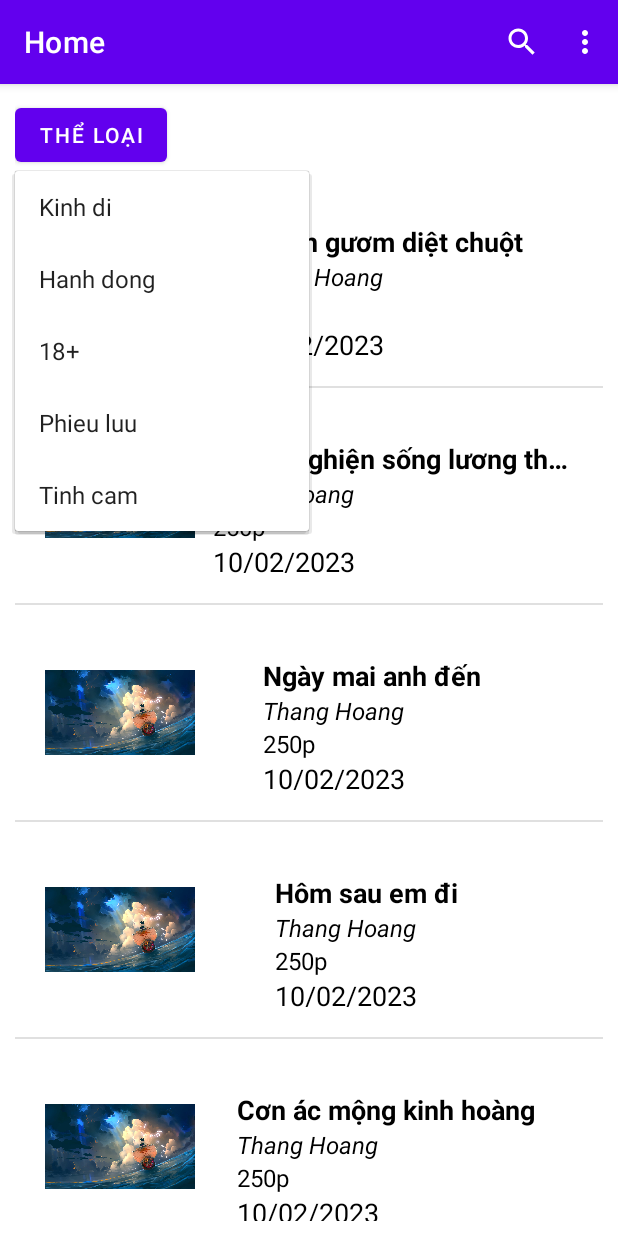
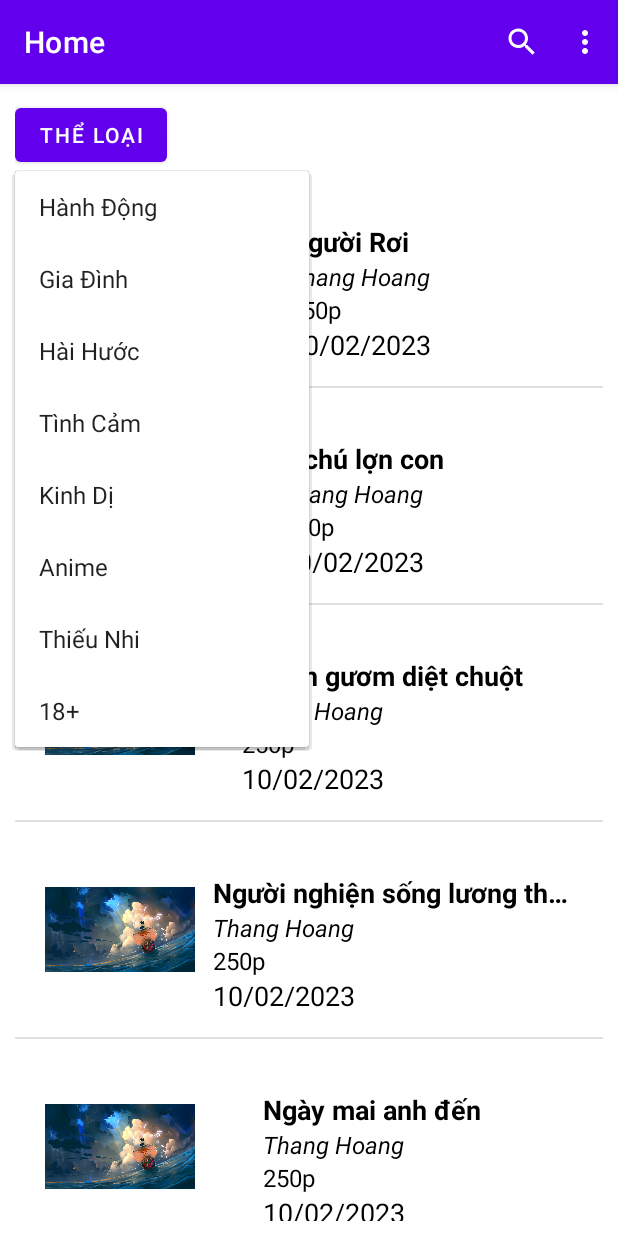
Before and after one commit to ThangHNT/BTL_android, an Android app: the screen it shows after launch (MainActivity), after a tap on "THỂ LOẠI", on a phone screen of 412 x 824 dp. Run offline under Robolectric (Android 15) with nearby library versions, the phone set to English and light mode, and no system bars.

Commit message:
filter film by category

```diff
--- a/app/src/main/java/com/example/myapplication/MainActivity.java
+++ b/app/src/main/java/com/example/myapplication/MainActivity.java
@@ -7,6 +7,8 @@ import androidx.appcompat.app.AppCompatActivity;
 import android.annotation.SuppressLint;
 import android.content.Intent;
 import android.os.Bundle;
+import android.util.Log;
+import android.view.KeyEvent;
 import android.view.Menu;
 import android.view.MenuItem;
 import android.view.View;
@@ -28,6 +30,7 @@ public class MainActivity extends AppCompatActivity {
     FilmAdapter filmAdapter;
     ListView listView;
     Button categoryBtn;
+    SearchView searchView;
 
 
     @SuppressLint("MissingInflatedId")
@@ -42,13 +45,16 @@ public class MainActivity extends AppCompatActivity {
         setContentView(R.layout.activity_main);
         listView = findViewById(R.id.filmList);
         filmList = new ArrayList<>();
-        filmList.add(new Film(R.drawable.one_piece,"Thanh gươm diệt chuột","Thang Hoang","250p","10/02/2023","Anime henxuyen","Nhật Bổn"));
-        filmList.add(new Film(R.drawable.one_piece,"Người nghiện sống lương thiện","Thang Hoang","250p","10/02/2023","Hề hước","Trung Quốc"));
-        filmList.add(new Film(R.drawable.one_piece,"Ngày mai anh đến","Thang Hoang","250p","10/02/2023","tinh cam","Viet Nam"));
+        filmList.add(new Film(R.drawable.one_piece,"Người Rơi","Thang Hoang","250p","10/02/2023","Hành Động","Anh"));
+        filmList.add(new Film(R.drawable.one_piece,"3 chú lợn con","Thang Hoang","250p","10/02/2023","Thiếu Nhi","Mỹ"));
+        filmList.add(new Film(R.drawable.one_piece,"Thanh gươm diệt chuột","Thang Hoang","250p","10/02/2023","Anime","Nhật Bổn"));
+        filmList.add(new Film(R.drawable.one_piece,"Người nghiện sống lương thiện","Thang Hoang","250p","10/02/2023","Hài Hước","Trung Quốc"));
+        filmList.add(new Film(R.drawable.one_piece,"Ngày mai anh đến","Thang Hoang","250p","10/02/2023","Tình cảm","Viet Nam"));
         filmList.add(new Film(R.drawable.one_piece,"Hôm sau em đi","Thang Hoang","250p","10/02/2023","tinh cam","Viet Nam"));
         filmList.add(new Film(R.drawable.one_piece,"Cơn ác mộng kinh hoàng","Thang Hoang","250p","10/02/2023","Kinh dị","Bồ Tao Nha"));
-        filmList.add(new Film(R.drawable.one_piece,"Chu cho đáng yêu","Thang Hoang","250p","10/02/2023","Gia đình","Hàn Quốc"));
+        filmList.add(new Film(R.drawable.one_piece,"Chú chó đáng yêu","Thang Hoang","250p","10/02/2023","Gia đình","Hàn Quốc"));
         filmList.add(new Film(R.drawable.one_piece,"Hành trình vô tận","Thang Hoang","250p","10/02/2023","Phiêu lưu","Tàu"));
+        filmList.add(new Film(R.drawable.one_piece,"Anh thợ sửa ống nước may mắn","Thang Hoang","120p","10/02/2023","18+","Nhật Bản"));
         filmAdapter = new FilmAdapter(MainActivity.this,R.layout.film_item_layout,filmList);
         listView.setAdapter(filmAdapter);
 
@@ -63,9 +69,43 @@ public class MainActivity extends AppCompatActivity {
 
     }
 
+    // hien thi the loai phim
     private void showCategoryMenu(){
         PopupMenu popupMenu = new PopupMenu(this,categoryBtn);
         popupMenu.getMenuInflater().inflate(R.menu.category_popup_menu, popupMenu.getMenu());
+        popupMenu.setOnMenuItemClickListener(new PopupMenu.OnMenuItemClickListener() {
+            @Override
+            public boolean onMenuItemClick(MenuItem item) {
+                switch (item.getItemId()){
+                    case R.id.action_category:
+                        filmAdapter.filterFilm(filmList,"Hành Động","category");
+                        break;
+                    case R.id.family_category:
+                        filmAdapter.filterFilm(filmList,"Gia Đình","category");
+                        break;
+                    case R.id.humorous_category:
+                        filmAdapter.filterFilm(filmList,"Hài Hước","category");
+                        break;
+                    case R.id.emotional_category:
+                        filmAdapter.filterFilm(filmList,"Tình Cảm","category");
+                        break;
+                    case R.id.horrified_category:
+                        filmAdapter.filterFilm(filmList,"Kinh dị","category");
+                        break;
+                    case R.id.anime_category:
+                        filmAdapter.filterFilm(filmList,"Anime","category");
+                        break;
+                    case R.id.kids_category:
+                        filmAdapter.filterFilm(filmList,"Thiếu nhi","category");
+                        break;
+                    case R.id.adult_category:
+                        filmAdapter.filterFilm(filmList,"18+","category");
+                        break;
+                }
+                filmAdapter.notifyDataSetChanged();
+                return false;
+            }
+        });
         popupMenu.show();
     }
 
@@ -85,9 +125,8 @@ public class MainActivity extends AppCompatActivity {
         getMenuInflater().inflate(R.menu.home_menu,menu);
 
         MenuItem  menuItem = menu.findItem(R.id.searchBtn);
-        SearchView searchView = (SearchView) menuItem.getActionView();
+        searchView = (SearchView) menuItem.getActionView();
         searchView.setOnQueryTextListener(new SearchView.OnQueryTextListener() {
-
             @Override
             public boolean onQueryTextSubmit(String query) {
                 return false;
@@ -95,12 +134,11 @@ public class MainActivity extends AppCompatActivity {
 
             @Override
             public boolean onQueryTextChange(String newText) {
-                filmAdapter.setList(newText, filmList);
+                filmAdapter.filterFilm(filmList,newText,"name");
                 filmAdapter.notifyDataSetChanged();
                 return false;
             }
         });
-
         return super.onCreateOptionsMenu(menu);
     }
 
--- a/app/src/main/res/menu/category_popup_menu.xml
+++ b/app/src/main/res/menu/category_popup_menu.xml
@@ -1,8 +1,11 @@
 <?xml version="1.0" encoding="utf-8"?>
 <menu xmlns:android="http://schemas.android.com/apk/res/android">
-    <item android:title="Kinh di"/>
-    <item android:title="Hanh dong"/>
-    <item android:title="18+"/>
-    <item android:title="Phieu luu"/>
-    <item android:title="Tinh cam"/>
+    <item android:id="@+id/action_category" android:title="@string/action_category"/>
+    <item android:id="@+id/family_category" android:title="@string/family_category"/>
+    <item android:id="@+id/humorous_category" android:title="@string/humorous_category"/>
+    <item android:id="@+id/emotional_category" android:title="@string/emotional_category"/>
+    <item android:id="@+id/horrified_category" android:title="@string/horrified_category"/>
+    <item android:id="@+id/anime_category" android:title="@string/anime_category"/>
+    <item android:id="@+id/kids_category" android:title="@string/kids_category"/>
+    <item android:id="@+id/adult_category" android:title="@string/adult_category"/>
 </menu>
--- a/app/src/main/res/values/strings.xml
+++ b/app/src/main/res/values/strings.xml
@@ -1,3 +1,12 @@
 <resources>
-    <string name="app_name">My Application</string>
+    <string name="app_name">Btl</string>
+    <string name="horrified_category">Kinh Dị</string>
+    <string name="emotional_category">Tình Cảm</string>
+    <string name="adult_category">18+</string>
+    <string name="humorous_category">Hài Hước</string>
+    <string name="action_category">Hành Động</string>
+    <string name="family_category">Gia Đình</string>
+    <string name="kids_category">Thiếu Nhi</string>
+    <string name="anime_category">Anime</string>
+
 </resources>
```
Also changed, not shown: app/src/main/java/com/example/myapplication/FilmAdapter.java (+10 -8 lines).
